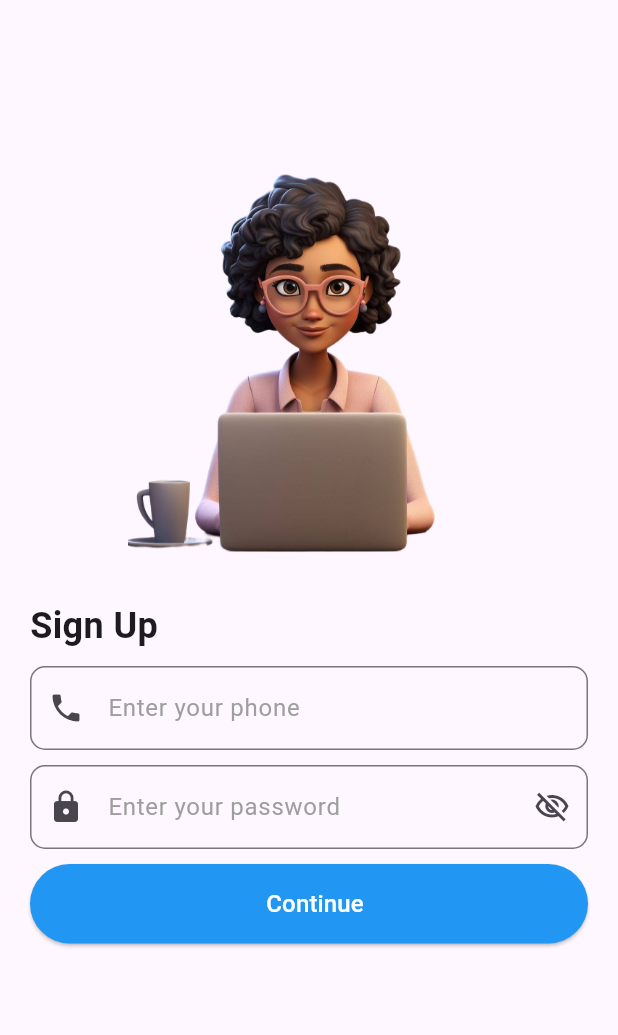
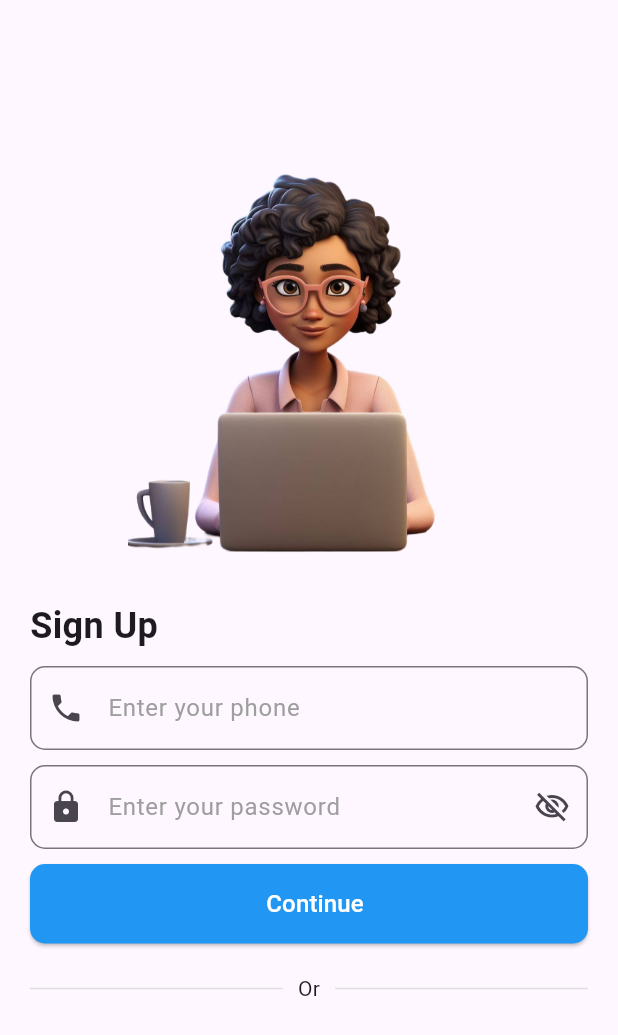
Before and after one commit to Fortexfreddie/job_finder_app, a Flutter app: the screen it shows after launch, on a phone screen of 412 x 824 dp. Shown: the top 1035 px of the screen. Run offline on Flutter 3.47's test engine with Material 3 defaults, Android fonts, the phone set to English and light mode, and no system bars.

Commit message:
style: add separator on signup page and update button colors

```diff
--- a/lib/screens/signup_page.dart
+++ b/lib/screens/signup_page.dart
@@ -65,6 +65,21 @@ class _SignUpPageState extends State<SignUpPage> {
                   backgroundColor: Colors.blue,
                   textColor: Colors.white,
                 ),
+
+                SizedBox(height: 20),
+                Row(
+                  children: [
+                    Expanded(
+                      child: Divider(thickness: 1, color: Colors.grey[300]),
+                    ),
+                    SizedBox(width: 10),
+                    Text("Or"),
+                    SizedBox(width: 10),
+                    Expanded(
+                      child: Divider(thickness: 1, color: Colors.grey[300]),
+                    ),
+                  ],
+                ),
               ],
             ),
             ),
--- a/lib/widgets/custom_button.dart
+++ b/lib/widgets/custom_button.dart
@@ -28,6 +28,9 @@ class _CustomButtonState extends State<CustomButton> {
         style: ElevatedButton.styleFrom(
           backgroundColor: widget.backgroundColor,
           padding: const EdgeInsets.symmetric(vertical: 15),
+          shape: RoundedRectangleBorder(
+            borderRadius: BorderRadius.circular(10),
+          ),
         ),
         icon: widget.icon != null ? Icon(widget.icon, color: widget.textColor) : Container(),
         label: Text(
--- a/lib/widgets/custom_textfield.dart
+++ b/lib/widgets/custom_textfield.dart
@@ -50,7 +50,7 @@ class _CustomTextFieldState extends State<CustomTextField> {
               ) : null,
         border: OutlineInputBorder(
           borderRadius: BorderRadius.circular(10.0),
-          borderSide: BorderSide(color: Colors.grey),
+          borderSide: BorderSide(color: Colors.grey[300]!),
         ),
       ),
     );
```
